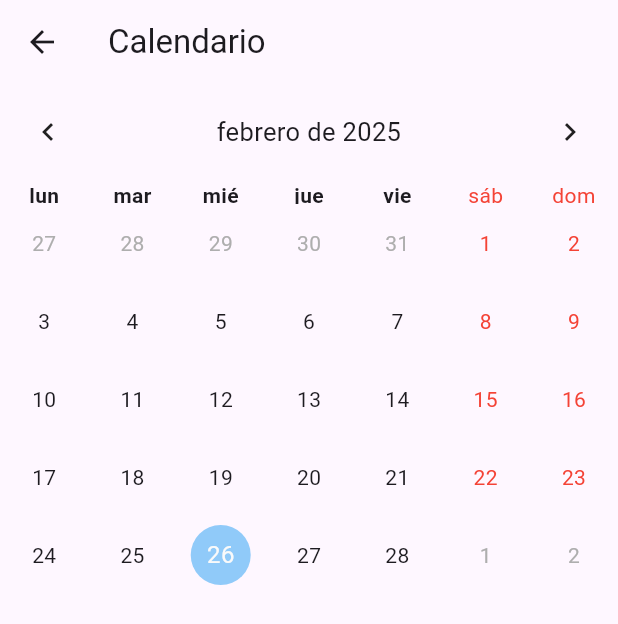
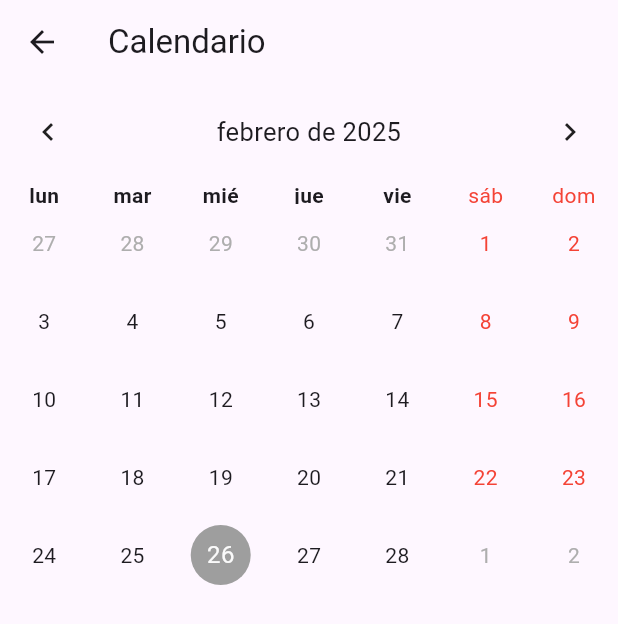
Before and after one commit to Celot1979/lapiz, a Flutter app: the screen it shows after launch, item 2 of the bottom bar chosen, on a phone screen of 412 x 824 dp. Shown: the top 624 px of the screen. Run offline on Flutter 3.47's test engine with Material 3 defaults, Android fonts, the phone set to English and light mode, and no system bars; drawn by our look-alikes of table_calendar; our stand-ins replace cloud_firestore, curved_navigation_bar, firebase_auth, firebase_core, google_sign_in; accounts and stored records are empty.

Commit message:
colores de los días seleccionados

```diff
--- a/lib/pages/calendario.dart
+++ b/lib/pages/calendario.dart
@@ -3,6 +3,8 @@ import 'package:table_calendar/table_calendar.dart';
 import 'package:intl/date_symbol_data_local.dart'; // Import necesario para soporte de idiomas
 
 class Calendario extends StatefulWidget {
+  const Calendario({super.key});
+
   @override
   _CalendarioState createState() => _CalendarioState();
 }
@@ -35,6 +37,7 @@ class _CalendarioState extends State<Calendario> {
           setState(() {
             _selectedDay = selectedDay;
             _focusedDay = focusedDay;
+            print('Día seleccionado: $selectedDay');
           });
         },
         calendarFormat: CalendarFormat.month,
@@ -49,11 +52,11 @@ class _CalendarioState extends State<Calendario> {
         ),
         calendarStyle: CalendarStyle(
           todayDecoration: BoxDecoration(
-            color: Colors.blue.shade200,
+            color: Colors.grey,
             shape: BoxShape.circle,
           ),
           selectedDecoration: BoxDecoration(
-            color: Colors.blue,
+            color: Colors.black ,
             shape: BoxShape.circle,
           ),
           weekendTextStyle: TextStyle(color: Colors.red),
```
